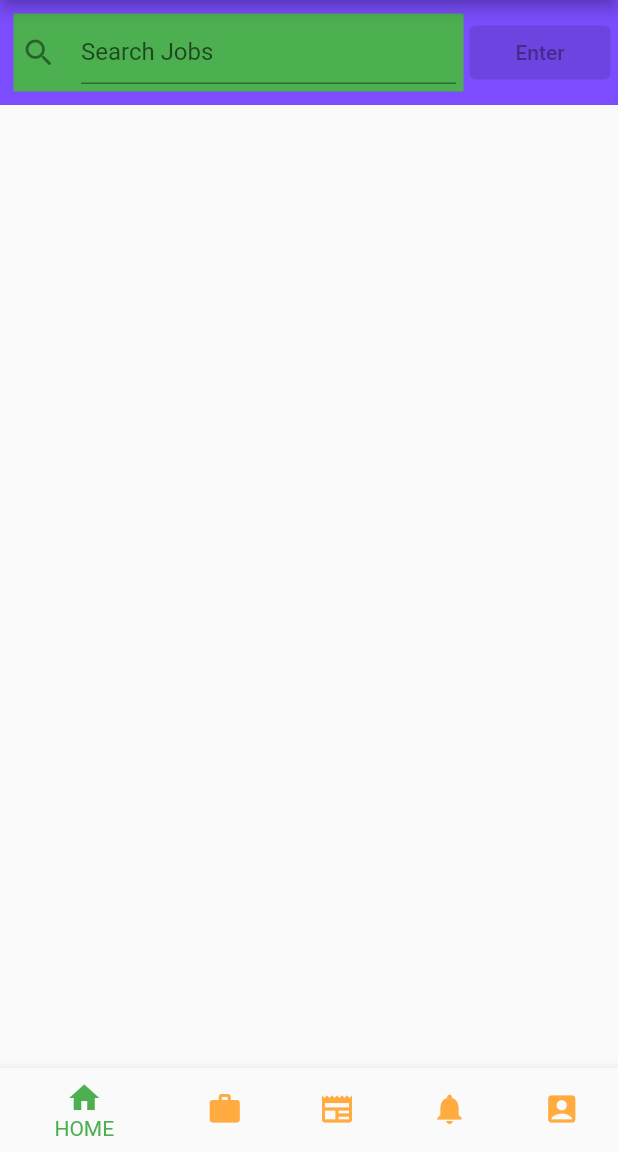
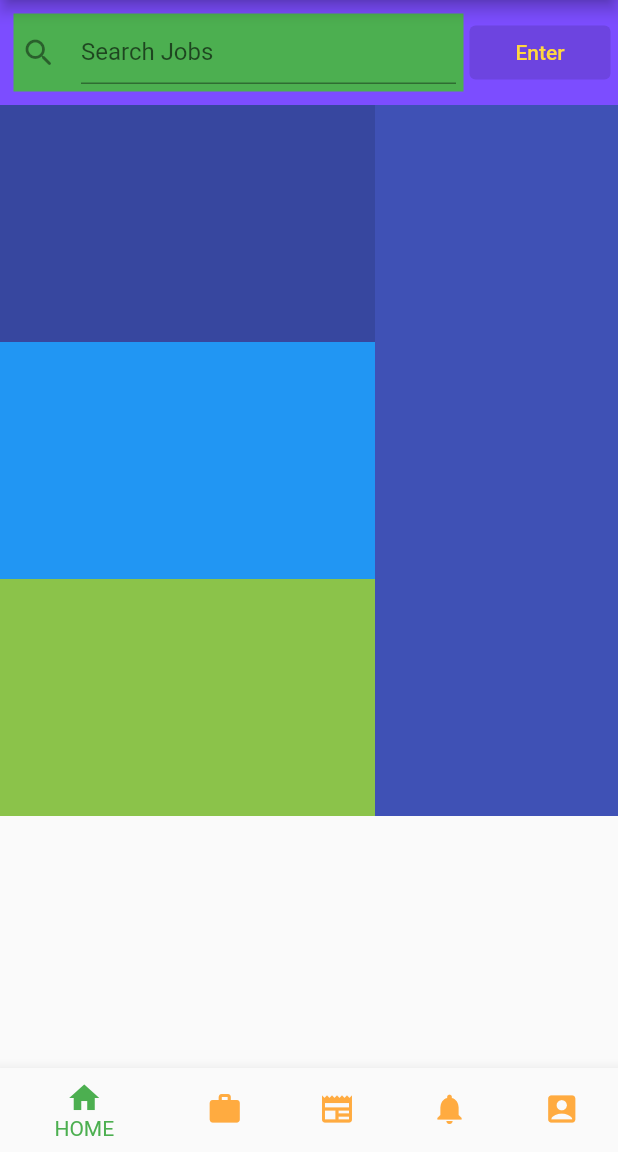
Before and after one commit to Moheane/JobApp, a Flutter app: the screen it shows after launch, on a phone screen of 412 x 824 dp, the part 84-1236 px from its top. Run offline on Flutter 3.47's test engine with Material 2 defaults, Android fonts, the phone set to English and light mode, and no system bars.

Commit message:
mainscreen mock done

```diff
--- a/lib/screens/home.dart
+++ b/lib/screens/home.dart
@@ -12,7 +12,12 @@ class _HomeState extends State<Home> {
   Widget build(BuildContext context) {
 
 
-      return Container(
+      return Column(
+
+
+
+        children: [
+          Container(
 
         color: Colors.deepPurpleAccent,
         height: 70,
@@ -49,10 +54,68 @@ class _HomeState extends State<Home> {
 
 
           const Expanded( child:
-           ElevatedButton(onPressed: null, child: Text('Enter'))
+           ElevatedButton(
+             onPressed: null,
+            child: Text('Enter', style: TextStyle(color: Colors.amberAccent)),
+
+           )
           )
         ],
       ),
+      ),
+
+
+
+
+
+
+
+
+
+
+
+      Container(
+
+
+
+        color: Colors.indigo,
+            child:
+            Row(
+              verticalDirection: VerticalDirection.down,
+              mainAxisSize: MainAxisSize.max,
+
+              children: [
+
+                Container(
+
+                  width: 250,
+                  child:
+                  Column(
+                    children: [
+                      Container(
+                        height: 158,
+                        color: Colors.black12,
+                      ),Container(
+                        height: 158,
+                        color: Colors.blue,
+                      )
+                      ,Container(
+                        height: 158,
+                        color: Colors.lightGreen,
+                      )
+                    ],
+                  ),
+                ),
+                Container(
+                  color: Colors.orangeAccent,
+                   height: 200,
+                )
+              ],
+
+
+            ),
+      )
+        ],
       );
 
   }
```
